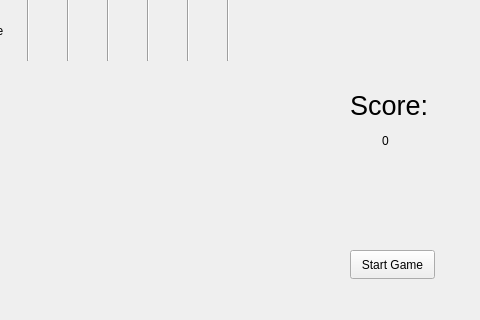
Old version of the form widget.ui in the repository Morales1235/Tetris; both pictures show x 140 to 620 and y 280 to 600 of the 620 by 600 pixel window.
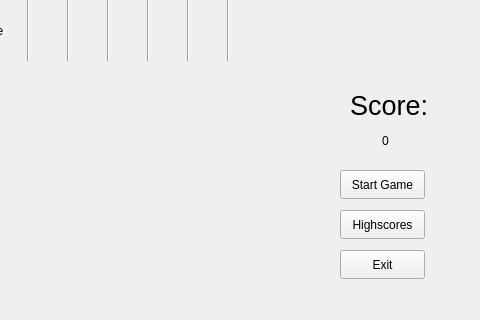
New version of the form.

Patch:
```diff
--- a/widget.ui
+++ b/widget.ui
@@ -146,8 +146,8 @@
   <widget class="QPushButton" name="startButton">
    <property name="geometry">
     <rect>
-     <x>490</x>
-     <y>530</y>
+     <x>480</x>
+     <y>450</y>
      <width>85</width>
      <height>29</height>
     </rect>
@@ -208,6 +208,32 @@
     <string>&lt;html&gt;&lt;head/&gt;&lt;body&gt;&lt;p&gt;Next:&lt;/p&gt;&lt;/body&gt;&lt;/html&gt;</string>
    </property>
   </widget>
+  <widget class="QPushButton" name="highscoresButton">
+   <property name="geometry">
+    <rect>
+     <x>480</x>
+     <y>490</y>
+     <width>85</width>
+     <height>29</height>
+    </rect>
+   </property>
+   <property name="text">
+    <string>Highscores</string>
+   </property>
+  </widget>
+  <widget class="QPushButton" name="exitButton">
+   <property name="geometry">
+    <rect>
+     <x>480</x>
+     <y>530</y>
+     <width>85</width>
+     <height>29</height>
+    </rect>
+   </property>
+   <property name="text">
+    <string>Exit</string>
+   </property>
+  </widget>
  </widget>
  <layoutdefault spacing="6" margin="11"/>
  <resources/>
```
